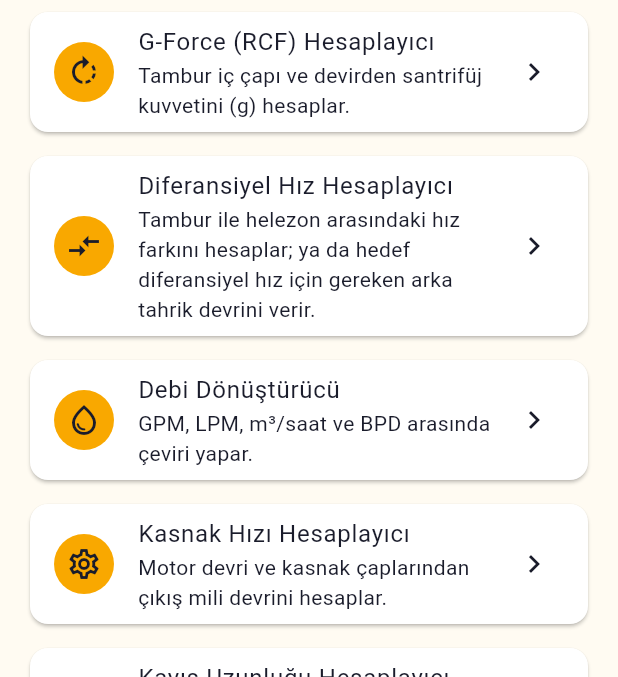
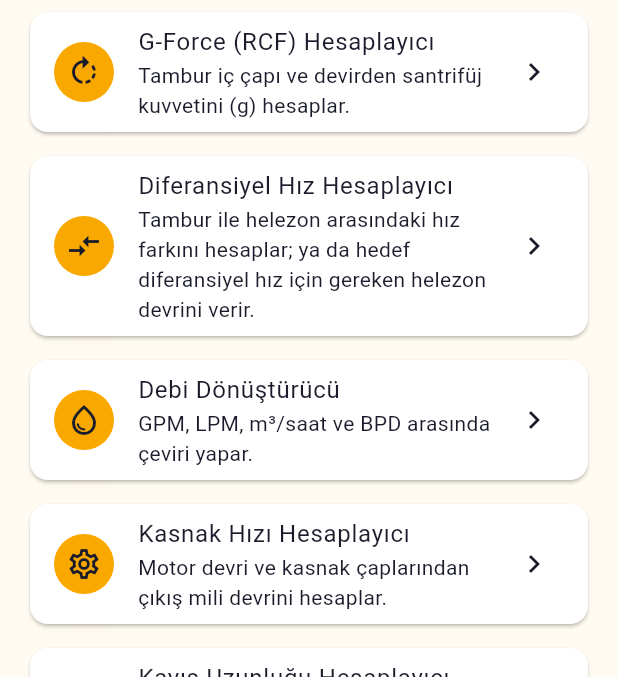
Before and after one commit to mehmetbilir1515-pixel/polat, a Flutter app: the screen it shows after launch, scrolled down 636 dp, on a phone screen of 412 x 824 dp, the part 84-761 px from its top. Run offline on Flutter 3.47's test engine with Material 3 defaults, Android fonts, the phone set to English and light mode, and no system bars.

Commit message:
Differential speed: rename labels (Tambur/Helezon Devri, Şanzıman tipi İleri (ZS)/Geri (ZSPN))
Co-Authored-By: Claude Sonnet 5.5 <noreply@anthropic.com>
Claude-Session: https://claude.ai/code/session_01EzNZ2WWcNqMhJis1ERihjt

```diff
--- a/lib/calculator_specs.dart
+++ b/lib/calculator_specs.dart
@@ -67,7 +67,7 @@ final List<CalculatorSpec> calculatorSpecs = [
     id: 'differential-speed',
     title: 'Diferansiyel Hız Hesaplayıcı',
     description:
-        'Tambur ile helezon arasındaki hız farkını hesaplar; ya da hedef diferansiyel hız için gereken arka tahrik devrini verir.',
+        'Tambur ile helezon arasındaki hız farkını hesaplar; ya da hedef diferansiyel hız için gereken helezon devrini verir.',
     icon: Icons.compare_arrows,
     choiceFields: const [
       ChoiceFieldSpec(
@@ -75,27 +75,27 @@ final List<CalculatorSpec> calculatorSpecs = [
         label: 'Hesaplama modu',
         options: [
           ChoiceOption('diff', 'Diferansiyel hızı hesapla'),
-          ChoiceOption('back', 'Arka tahrik devrini hesapla'),
+          ChoiceOption('back', 'Helezon devrini hesapla'),
         ],
       ),
       ChoiceFieldSpec(
         key: 'rotation',
-        label: 'Arka tahrik dönüş yönü',
+        label: 'Şanzıman tipi',
         options: [
-          ChoiceOption('forward', 'İleri'),
-          ChoiceOption('reverse', 'Geri'),
+          ChoiceOption('forward', 'İleri (ZS)'),
+          ChoiceOption('reverse', 'Geri (ZSPN)'),
         ],
       ),
     ],
     numberFields: const [
       NumberFieldSpec(
         key: 'main',
-        label: 'Ana tahrik devri',
+        label: 'Tambur Devri',
         units: [UnitOption('RPM', 1)],
       ),
       NumberFieldSpec(
         key: 'back',
-        label: 'Arka tahrik devri',
+        label: 'Helezon Devri',
         units: [UnitOption('RPM', 1)],
         showWhen: {'mode': 'diff'},
       ),
@@ -124,7 +124,7 @@ final List<CalculatorSpec> calculatorSpecs = [
         );
         return [
           ResultItem(
-            'Arka tahrik devri',
+            'Helezon Devri',
             '${formatNumber(back, decimals: 2)} RPM',
             primary: true,
           ),
--- a/lib/calculators/differential_speed.dart
+++ b/lib/calculators/differential_speed.dart
@@ -1,6 +1,6 @@
 import 'validation.dart';
 
-/// Arka tahrik dönüş yönü.
+/// Şanzıman tipi: ileri = ZS, geri = ZSPN (arka tahrik dönüş yönü).
 enum BackDriveRotation { forward, reverse }
 
 /// Tambur (bowl) ile helezon (conveyor) arasındaki diferansiyel hız, RPM.
@@ -13,8 +13,8 @@ double differentialSpeed({
   required double gearboxRatio,
   required BackDriveRotation rotation,
 }) {
-  requirePositive(mainDriveRpm, 'Ana tahrik devri');
-  requireNonNegative(backDriveRpm, 'Arka tahrik devri');
+  requirePositive(mainDriveRpm, 'Tambur devri');
+  requireNonNegative(backDriveRpm, 'Helezon devri');
   requirePositive(gearboxRatio, 'Dişli kutusu oranı');
   final combined = rotation == BackDriveRotation.forward
       ? mainDriveRpm - backDriveRpm
@@ -22,7 +22,7 @@ double differentialSpeed({
   return combined / gearboxRatio;
 }
 
-/// Ters hesap: hedef diferansiyel hızdan gereken arka tahrik devri, RPM.
+/// Ters hesap: hedef diferansiyel hızdan gereken helezon (arka tahrik) devri, RPM.
 ///
 /// İleri yönde: ana − fark · oran. Geri yönde: fark · oran − ana.
 /// (Düz formülün tersidir; sonuç negatif çıkarsa bu değerlerle o yönde çalışılamaz.)
@@ -32,7 +32,7 @@ double backDriveSpeed({
   required double gearboxRatio,
   required BackDriveRotation rotation,
 }) {
-  requirePositive(mainDriveRpm, 'Ana tahrik devri');
+  requirePositive(mainDriveRpm, 'Tambur devri');
   requireNonNegative(differentialRpm, 'Diferansiyel hız');
   requirePositive(gearboxRatio, 'Dişli kutusu oranı');
   final scaled = differentialRpm * gearboxRatio;
@@ -46,10 +46,10 @@ double backDriveSpeed({
   if (back < 0) {
     throw CalculationException(
       rotation == BackDriveRotation.forward
-          ? 'Bu diferansiyel hız için ileri yönde arka tahrik devri negatif çıkıyor '
-              '(diferansiyel hız × oran, ana tahrik devrinden büyük olamaz).'
-          : 'Bu diferansiyel hız için geri yönde arka tahrik devri negatif çıkıyor '
-              '(diferansiyel hız × oran, ana tahrik devrinden küçük olamaz).',
+          ? 'Bu diferansiyel hız için İleri (ZS) şanzıman tipinde helezon devri negatif çıkıyor '
+              '(diferansiyel hız × oran, tambur devrinden büyük olamaz).'
+          : 'Bu diferansiyel hız için Geri (ZSPN) şanzıman tipinde helezon devri negatif çıkıyor '
+              '(diferansiyel hız × oran, tambur devrinden küçük olamaz).',
     );
   }
   return back;
```
Also changed, not shown: 3 other files.
